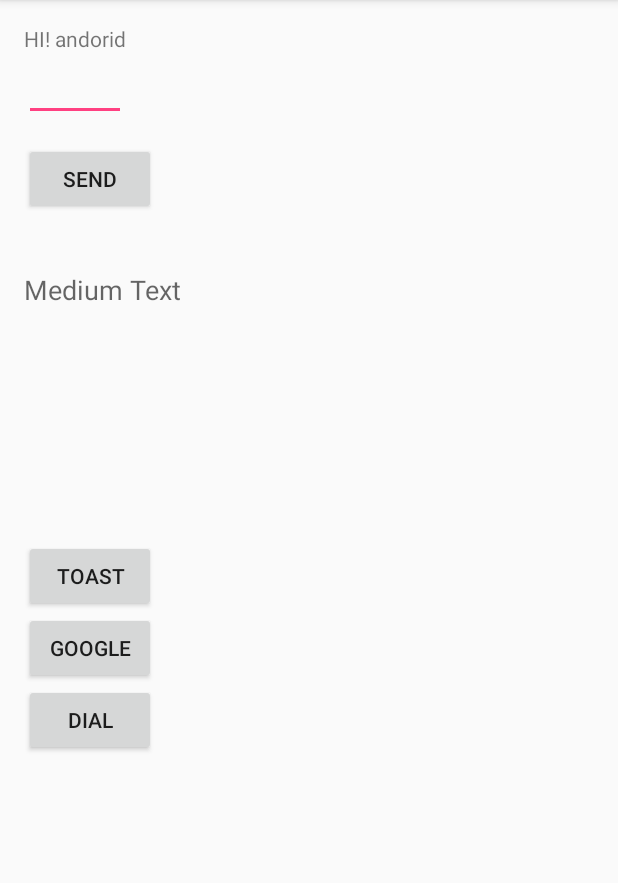
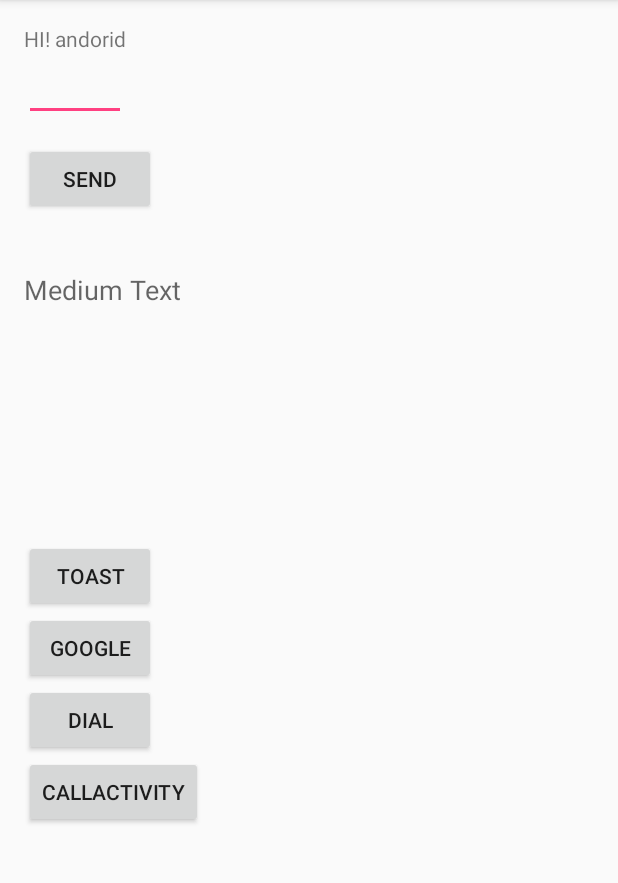
Before and after one commit to wjscksdnd11/MyApplication3, an Android app: the screen it shows after launch (MainActivity), on a phone screen of 412 x 824 dp, the part 84-967 px from its top. Run offline under Robolectric (Android 15) with nearby library versions, the phone set to English and light mode, and no system bars.

Commit message:
다른 액티비티 불러오기 추가

```diff
--- a/app/src/main/AndroidManifest.xml
+++ b/app/src/main/AndroidManifest.xml
@@ -15,6 +15,10 @@
                 <category android:name="android.intent.category.LAUNCHER" />
             </intent-filter>
         </activity>
+        <activity
+            android:name=".Myactivity"
+            android:label="@string/title_activity_myactivity"
+            android:theme="@style/AppTheme.NoActionBar"></activity>
     </application>
 
 </manifest>
--- a/app/src/main/java/com/example/tacademy/myapplication/MainActivity.java
+++ b/app/src/main/java/com/example/tacademy/myapplication/MainActivity.java
@@ -76,5 +76,19 @@ public class MainActivity extends AppCompatActivity {
                 startActivity(intent);
             }
         });
+
+        btn=(Button)findViewById(R.id.btn_callactivity);
+        btn.setOnClickListener(new View.OnClickListener(){
+
+            @Override
+            public void onClick(View v) {
+
+
+                Intent intent = new Intent(MainActivity.this,Myactivity.class);
+                //인텐트는 액티비티
+
+                startActivity(intent);
+            }
+        });
     }
 }
--- a/app/src/main/res/layout/activity_main.xml
+++ b/app/src/main/res/layout/activity_main.xml
@@ -73,4 +73,13 @@
         android:layout_alignParentLeft="true"
         android:layout_alignParentStart="true" />
 
+    <Button
+        android:layout_width="wrap_content"
+        android:layout_height="wrap_content"
+        android:text="@string/btn_callActivity"
+        android:id="@+id/btn_callactivity"
+        android:layout_below="@+id/btn_dial"
+        android:layout_alignParentLeft="true"
+        android:layout_alignParentStart="true" />
+
 </RelativeLayout>
--- /dev/null
+++ b/app/src/main/res/values-v21/styles.xml
@@ -0,0 +1,9 @@
+<resources>
+
+    <style name="AppTheme.NoActionBar">
+        <item name="windowActionBar">false</item>
+        <item name="windowNoTitle">true</item>
+        <item name="android:windowDrawsSystemBarBackgrounds">true</item>
+        <item name="android:statusBarColor">@android:color/transparent</item>
+    </style>
+</resources>
--- a/app/src/main/res/values/dimens.xml
+++ b/app/src/main/res/values/dimens.xml
@@ -2,4 +2,5 @@
     <!-- Default screen margins, per the Android Design guidelines. -->
     <dimen name="activity_horizontal_margin">16dp</dimen>
     <dimen name="activity_vertical_margin">16dp</dimen>
+    <dimen name="fab_margin">16dp</dimen>
 </resources>
--- a/app/src/main/res/values/strings.xml
+++ b/app/src/main/res/values/strings.xml
@@ -7,4 +7,6 @@
     <string name="toast_messaege">toast message</string>
     <string name="btn_google">Google</string>
     <string name="btn_dial">Dial</string>
+    <string name="title_activity_myactivity">Myactivity</string>
+    <string name="btn_callActivity">callActivity</string>
 </resources>
--- a/app/src/main/res/values/styles.xml
+++ b/app/src/main/res/values/styles.xml
@@ -8,4 +8,13 @@
         <item name="colorAccent">@color/colorAccent</item>
     </style>
 
+    <style name="AppTheme.NoActionBar">
+        <item name="windowActionBar">false</item>
+        <item name="windowNoTitle">true</item>
+    </style>
+
+    <style name="AppTheme.AppBarOverlay" parent="ThemeOverlay.AppCompat.Dark.ActionBar" />
+
+    <style name="AppTheme.PopupOverlay" parent="ThemeOverlay.AppCompat.Light" />
+
 </resources>
```
Also changed, not shown: app/build.gradle (+7 -3 lines), app/src/main/java/com/example/tacademy/myapplication/Myactivity.java (added, +16 -0 lines), app/src/main/res/layout/activity_myactivity.xml (added, +34 -0 lines), app/src/main/res/layout/content_myactivity.xml (added, +17 -0 lines), 1 other file.
